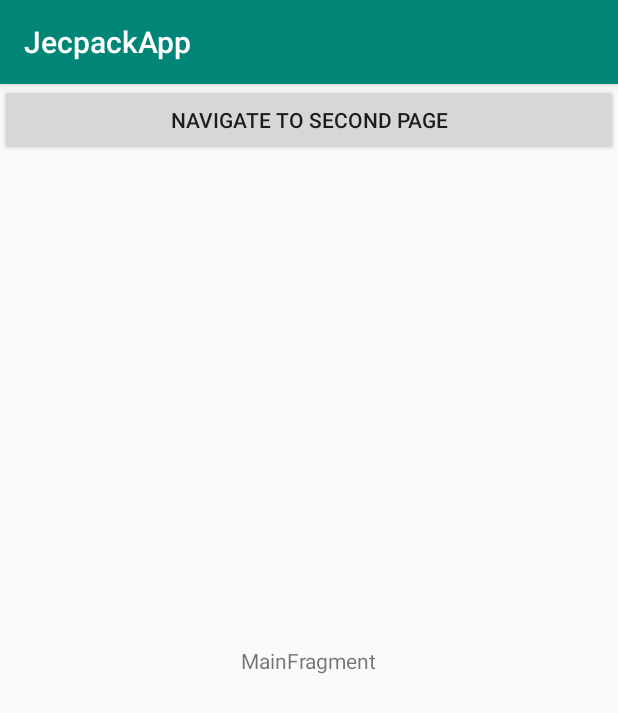
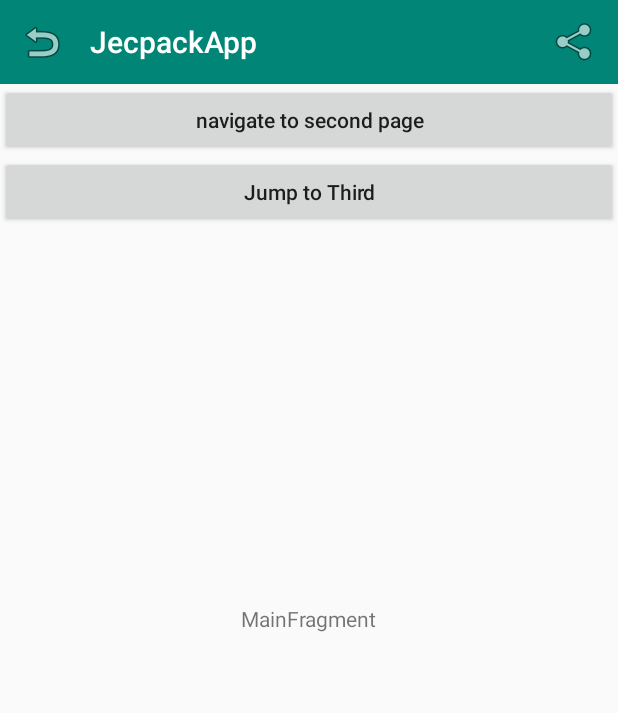
Before and after one commit to 695336128/JecpackApp, an Android app: the screen it shows after launch (MainActivity), on a phone screen of 412 x 824 dp. Shown: the top 713 px of the screen. Run offline under Robolectric (Android 15) with nearby library versions, the phone set to English and light mode, and no system bars; our stand-ins replace data binding.

```diff
--- a/app/build.gradle
+++ b/app/build.gradle
@@ -3,6 +3,8 @@ apply plugin: 'com.android.application'
 apply plugin: 'kotlin-android'
 
 apply plugin: 'kotlin-android-extensions'
+
+apply plugin: 'androidx.navigation.safeargs'
 
 android {
     compileSdkVersion 29
@@ -40,4 +42,6 @@ dependencies {
     androidTestImplementation 'androidx.test.espresso:espresso-core:3.2.0'
 
     implementation "androidx.navigation:navigation-fragment-ktx:2.0.0"
+    implementation "com.google.android.material:material:$rootProject.materialVersion"
+    implementation "androidx.fragment:fragment-ktx:$rootProject.fragmentVersion"
 }
--- a/app/src/main/java/xstore/a7fresh/jecpackapp/ui/main/MainFragment.kt
+++ b/app/src/main/java/xstore/a7fresh/jecpackapp/ui/main/MainFragment.kt
@@ -6,12 +6,15 @@ import androidx.fragment.app.Fragment
 import android.view.LayoutInflater
 import android.view.View
 import android.view.ViewGroup
+import android.widget.Toast
 import androidx.core.os.bundleOf
 import androidx.lifecycle.LiveData
 import androidx.lifecycle.MutableLiveData
 import androidx.lifecycle.Observer
 import androidx.navigation.Navigation
 import androidx.navigation.fragment.NavHostFragment
+import androidx.navigation.fragment.findNavController
+import com.google.android.material.snackbar.Snackbar
 import kotlinx.android.synthetic.main.main_fragment.*
 import xstore.a7fresh.jecpackapp.R
 import xstore.a7fresh.jecpackapp.databinding.MainFragmentBinding
@@ -20,19 +23,45 @@ class MainFragment : Fragment() {
 
     private lateinit var binding: MainFragmentBinding
 
-    private lateinit var viewModel: MainViewModel
-
     override fun onCreateView(
         inflater: LayoutInflater,
         container: ViewGroup?,
         savedInstanceState: Bundle?
     ): View {
         binding = MainFragmentBinding.inflate(inflater, container, false)
-        binding.jumpBtn.text = "navigate to second page"
-        binding.jumpBtn.setOnClickListener {
-            navigateToSecondPage()
-        }
+            .apply {
+                jumpBtn.text = "navigate to second page"
+                jumpBtn.setOnClickListener { navigateToSecondPage() }
+                jumpThirdBtn.setOnClickListener { navigateToThirdPage() }
+
+                toolbar.setNavigationOnClickListener {
+                    Snackbar.make(
+                        mainLayout,
+                        "Back",
+                        Snackbar.LENGTH_SHORT
+                    ).show()
+                }
+
+                toolbar.setOnMenuItemClickListener { item ->
+                    when (item.itemId) {
+                        R.id.action_share -> {
+                            createShareIntent()
+                            true
+                        }
+                        else -> false
+                    }
+                }
+
+            }
+        setHasOptionsMenu(true)
         return binding.root
+    }
+
+    /**
+     * 分享
+     */
+    private fun createShareIntent() {
+        Toast.makeText(context, "分享", Toast.LENGTH_SHORT).show()
     }
 
 
@@ -41,7 +70,18 @@ class MainFragment : Fragment() {
      */
     private fun navigateToSecondPage() {
         val bundle = bundleOf("second_name" to "我的第二个Fragment")
-        NavHostFragment.findNavController(this).navigate(R.id.action_mainFragment_to_secondFragment,bundle)
+        NavHostFragment.findNavController(this)
+            .navigate(R.id.action_mainFragment_to_secondFragment, bundle)
+    }
+
+    /**
+     * 跳转到ThirdFragment
+     */
+    private fun navigateToThirdPage() {
+        val action = MainFragmentDirections
+            .actionMainFragmentToThirdFragment()
+            .setADDRESS("BeiJing CBD...")
+        findNavController().navigate(action)
     }
 
 //    override fun onActivityCreated(savedInstanceState: Bundle?) {
--- a/app/src/main/java/xstore/a7fresh/jecpackapp/ui/second/SecondFragment.kt
+++ b/app/src/main/java/xstore/a7fresh/jecpackapp/ui/second/SecondFragment.kt
@@ -11,7 +11,6 @@ import androidx.lifecycle.Observer
 import xstore.a7fresh.jecpackapp.R
 import xstore.a7fresh.jecpackapp.databinding.MainFragmentBinding
 import xstore.a7fresh.jecpackapp.databinding.SecondFragmentBinding
-import xstore.a7fresh.jecpackapp.ui.main.MainViewModel
 
 
 class SecondFragment : Fragment() {
--- a/app/src/main/res/layout/main_activity.xml
+++ b/app/src/main/res/layout/main_activity.xml
@@ -13,8 +13,7 @@
             android:layout_width="match_parent"
             android:layout_height="match_parent"
             app:defaultNavHost = "true"
-            app:navGraph = "@navigation/nav_graph"
-            />
+            app:navGraph = "@navigation/nav_graph"/>
 
     </FrameLayout>
 
--- a/app/src/main/res/layout/main_fragment.xml
+++ b/app/src/main/res/layout/main_fragment.xml
@@ -1,20 +1,46 @@
 <?xml version="1.0" encoding="utf-8"?>
-<layout xmlns:android="http://schemas.android.com/apk/res/android"
+<layout xmlns:tools="http://schemas.android.com/tools"
+    xmlns:android="http://schemas.android.com/apk/res/android"
     xmlns:app="http://schemas.android.com/apk/res-auto">
 
-    <androidx.constraintlayout.widget.ConstraintLayout xmlns:tools="http://schemas.android.com/tools"
-        android:id="@+id/main"
+    <androidx.constraintlayout.widget.ConstraintLayout
+        android:id="@+id/main_layout"
         android:layout_width="match_parent"
         android:layout_height="match_parent"
         tools:context=".ui.main.MainFragment">
+
+        <androidx.appcompat.widget.Toolbar
+            android:id="@+id/toolbar"
+            android:layout_width="match_parent"
+            android:layout_height="?attr/actionBarSize"
+            android:background="@color/colorPrimary"
+            app:contentInsetStartWithNavigation="0dp"
+            app:layout_collapseMode="pin"
+            app:layout_constraintTop_toTopOf="parent"
+            app:layout_constraintLeft_toLeftOf="parent"
+            app:menu="@menu/menu_main"
+            app:navigationIcon="@android:drawable/ic_menu_revert"
+            app:title="@string/app_name"
+            app:titleTextColor="#ffffff" />
 
         <Button
             android:id="@+id/jump_btn"
             android:layout_width="0dp"
             android:layout_height="wrap_content"
+            android:textAllCaps="false"
             app:layout_constraintLeft_toLeftOf="parent"
             app:layout_constraintRight_toRightOf="parent"
-            app:layout_constraintTop_toTopOf="parent"/>
+            app:layout_constraintTop_toBottomOf="@+id/toolbar" />
+
+        <Button
+            android:id="@+id/jump_third_btn"
+            android:layout_width="0dp"
+            android:layout_height="wrap_content"
+            android:text="Jump to Third"
+            android:textAllCaps="false"
+            app:layout_constraintLeft_toLeftOf="parent"
+            app:layout_constraintRight_toRightOf="parent"
+            app:layout_constraintTop_toBottomOf="@+id/jump_btn" />
 
         <TextView
             android:id="@+id/message"
--- /dev/null
+++ b/app/src/main/res/menu/menu_main.xml
@@ -0,0 +1,10 @@
+<?xml version="1.0" encoding="utf-8"?>
+<menu xmlns:android="http://schemas.android.com/apk/res/android"
+    xmlns:app="http://schemas.android.com/apk/res-auto">
+
+    <item
+        android:id="@+id/action_share"
+        android:icon="@android:drawable/ic_menu_share"
+        android:title="Share"
+        app:showAsAction="ifRoom" />
+</menu>
--- a/app/src/main/res/navigation/nav_graph.xml
+++ b/app/src/main/res/navigation/nav_graph.xml
@@ -3,28 +3,46 @@
     xmlns:app="http://schemas.android.com/apk/res-auto"
     xmlns:tools="http://schemas.android.com/tools"
     android:id="@+id/nav_graph"
-    app:startDestination="@id/mainFragment">
+    app:startDestination="@+id/mainFragment">
     <fragment
         android:id="@+id/mainFragment"
         android:name="xstore.a7fresh.jecpackapp.ui.main.MainFragment"
         android:label="main_fragment"
-        tools:layout="@layout/main_fragment" >
+        tools:layout="@layout/main_fragment">
         <action
             android:id="@+id/action_mainFragment_to_secondFragment"
             app:destination="@id/secondFragment"
             app:enterAnim="@anim/slide_in_right"
             app:exitAnim="@anim/slide_out_left"
             app:popEnterAnim="@anim/slide_in_left"
-            app:popExitAnim="@anim/slide_out_right"/>
+            app:popExitAnim="@anim/slide_out_right" />
+        <action
+            android:id="@+id/action_mainFragment_to_thirdFragment"
+            app:destination="@id/thirdFragment"
+            app:enterAnim="@anim/slide_in_right"
+            app:exitAnim="@anim/slide_out_left"
+            app:popEnterAnim="@anim/slide_in_left"
+            app:popExitAnim="@anim/slide_out_right" />
     </fragment>
     <fragment
         android:id="@+id/secondFragment"
         android:name="xstore.a7fresh.jecpackapp.ui.second.SecondFragment"
         android:label="second_fragment"
-        tools:layout="@layout/second_fragment" >
+        tools:layout="@layout/second_fragment">
         <argument
             android:name="second_name"
-            app:argType="string"
-            android:defaultValue="default_name"/>
+            android:defaultValue="default_name"
+            app:argType="string" />
     </fragment>
+    <fragment
+        android:id="@+id/thirdFragment"
+        android:name="xstore.a7fresh.jecpackapp.ui.third.ThirdFragment"
+        android:label="ThirdFragment"
+        tools:layout="@layout/third_fragment">
+        <argument
+            android:name="ADDRESS"
+            android:defaultValue="defalt-address"
+            app:argType="string"/>
+    </fragment>
+
 </navigation>
--- a/app/src/main/res/values/styles.xml
+++ b/app/src/main/res/values/styles.xml
@@ -1,7 +1,7 @@
 <resources>
 
     <!-- Base application theme. -->
-    <style name="AppTheme" parent="Theme.AppCompat.Light.DarkActionBar">
+    <style name="AppTheme" parent="Theme.AppCompat.Light.NoActionBar">
         <!-- Customize your theme here. -->
         <item name="colorPrimary">@color/colorPrimary</item>
         <item name="colorPrimaryDark">@color/colorPrimaryDark</item>
```
Also changed, not shown: app/src/main/java/xstore/a7fresh/jecpackapp/ui/third/ThirdFragment.kt (added, +37 -0 lines), app/src/main/java/xstore/a7fresh/jecpackapp/ui/third/ThirdViewModel.kt (added, +7 -0 lines), app/src/main/res/drawable/ic_detail_back.xml (added, +33 -0 lines), app/src/main/res/drawable/ic_detail_share.xml (added, +33 -0 lines), app/src/main/res/layout/third_fragment.xml (added, +19 -0 lines).
